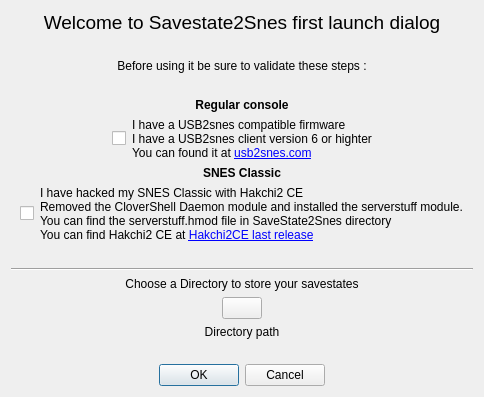
Qt form firsttimedialog.ui (Skarsnik/Savestate2snes) before a commit.
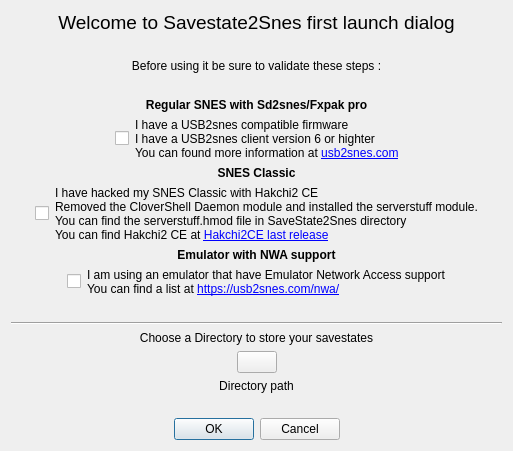
The same form after that commit.

Commit message: Big update: better nwa support/integration. Training timer integrated to the ui. usb2snes support more async

The edit to the form file:
```diff
--- a/firsttimedialog.ui
+++ b/firsttimedialog.ui
@@ -6,8 +6,8 @@
    <rect>
     <x>0</x>
     <y>0</y>
-    <width>484</width>
-    <height>397</height>
+    <width>513</width>
+    <height>451</height>
    </rect>
   </property>
   <property name="windowTitle">
@@ -66,7 +66,7 @@
    <item>
     <widget class="QLabel" name="label_5">
      <property name="text">
-      <string>&lt;html&gt;&lt;head/&gt;&lt;body&gt;&lt;p&gt;&lt;span style=&quot; font-weight:600;&quot;&gt;Regular console&lt;/span&gt;&lt;/p&gt;&lt;/body&gt;&lt;/html&gt;</string>
+      <string>&lt;html&gt;&lt;head/&gt;&lt;body&gt;&lt;p&gt;&lt;span style=&quot; font-weight:700;&quot;&gt;Regular SNES with Sd2snes/Fxpak pro&lt;/span&gt;&lt;/p&gt;&lt;/body&gt;&lt;/html&gt;</string>
      </property>
      <property name="alignment">
       <set>Qt::AlignCenter</set>
@@ -104,7 +104,7 @@
      <item>
       <widget class="QLabel" name="label_4">
        <property name="text">
-        <string>&lt;html&gt;&lt;head/&gt;&lt;body&gt;&lt;p&gt;I have a USB2snes compatible firmware&lt;br/&gt;I have a USB2snes client version 6 or highter&lt;br/&gt;	You can found it at &lt;a href=&quot;http://usb2snes.com/&quot;&gt;&lt;span style=&quot; text-decoration: underline; color:#0000ff;&quot;&gt;usb2snes.com&lt;/span&gt;&lt;/a&gt;&lt;/p&gt;&lt;/body&gt;&lt;/html&gt;</string>
+        <string>&lt;html&gt;&lt;head/&gt;&lt;body&gt;&lt;p&gt;I have a USB2snes compatible firmware&lt;br/&gt;I have a USB2snes client version 6 or highter&lt;br/&gt;	You can found more information at &lt;a href=&quot;http://usb2snes.com/&quot;&gt;&lt;span style=&quot; text-decoration: underline; color:#0000ff;&quot;&gt;usb2snes.com&lt;/span&gt;&lt;/a&gt;&lt;/p&gt;&lt;/body&gt;&lt;/html&gt;</string>
        </property>
       </widget>
      </item>
@@ -126,7 +126,7 @@
    <item>
     <widget class="QLabel" name="label_6">
      <property name="text">
-      <string>&lt;html&gt;&lt;head/&gt;&lt;body&gt;&lt;p&gt;&lt;span style=&quot; font-weight:600;&quot;&gt;SNES Classic&lt;/span&gt;&lt;/p&gt;&lt;/body&gt;&lt;/html&gt;</string>
+      <string>&lt;html&gt;&lt;head/&gt;&lt;body&gt;&lt;p&gt;&lt;span style=&quot; font-weight:700;&quot;&gt;SNES Classic&lt;/span&gt;&lt;/p&gt;&lt;/body&gt;&lt;/html&gt;</string>
      </property>
      <property name="alignment">
       <set>Qt::AlignCenter</set>
@@ -180,6 +180,57 @@
      </item>
     </layout>
    </item>
+   <item>
+    <widget class="QLabel" name="label_8">
+     <property name="text">
+      <string>&lt;html&gt;&lt;head/&gt;&lt;body&gt;&lt;p align=&quot;center&quot;&gt;&lt;span style=&quot; font-weight:700;&quot;&gt;Emulator with NWA support&lt;/span&gt;&lt;/p&gt;&lt;/body&gt;&lt;/html&gt;</string>
+     </property>
+    </widget>
+   </item>
+   <item>
+    <layout class="QHBoxLayout" name="horizontalLayout_4">
+     <item>
+      <spacer name="horizontalSpacer_7">
+       <property name="orientation">
+        <enum>Qt::Horizontal</enum>
+       </property>
+       <property name="sizeHint" stdset="0">
+        <size>
+         <width>40</width>
+         <height>20</height>
+        </size>
+       </property>
+      </spacer>
+     </item>
+     <item>
+      <widget class="QCheckBox" name="nwaCheckBox">
+       <property name="text">
+        <string/>
+       </property>
+      </widget>
+     </item>
+     <item>
+      <widget class="QLabel" name="label_9">
+       <property name="text">
+        <string>&lt;html&gt;&lt;head/&gt;&lt;body&gt;&lt;p&gt;I am using an emulator that have Emulator Network Access support&lt;br/&gt;You can find a list at &lt;a href=&quot;https://usb2snes.com/nwa/&quot;&gt;&lt;span style=&quot; text-decoration: underline; color:#0000ff;&quot;&gt;https://usb2snes.com/nwa/&lt;/span&gt;&lt;/a&gt;&lt;/p&gt;&lt;/body&gt;&lt;/html&gt;</string>
+       </property>
+      </widget>
+     </item>
+     <item>
+      <spacer name="horizontalSpacer_8">
+       <property name="orientation">
+        <enum>Qt::Horizontal</enum>
+       </property>
+       <property name="sizeHint" stdset="0">
+        <size>
+         <width>40</width>
+         <height>20</height>
+        </size>
+       </property>
+      </spacer>
+     </item>
+    </layout>
+   </item>
    <item>
     <spacer name="verticalSpacer_2">
      <property name="orientation">
```
The commit also changes 29 other files.
